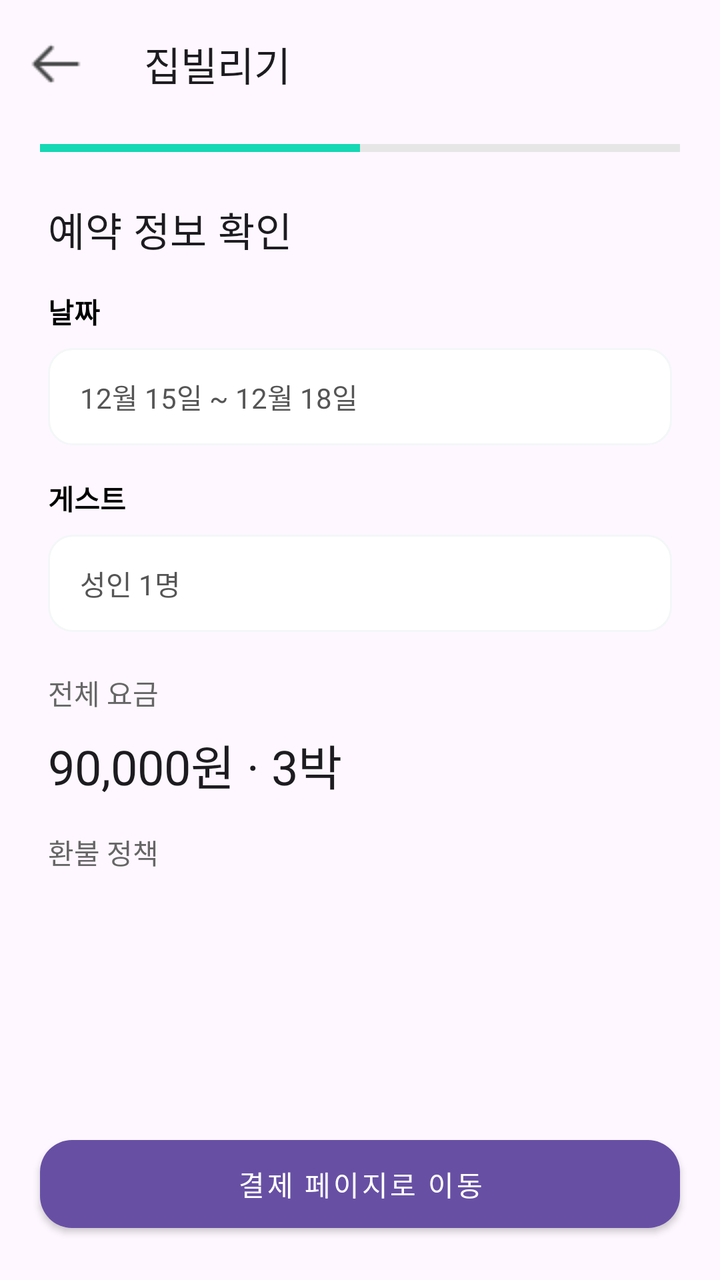
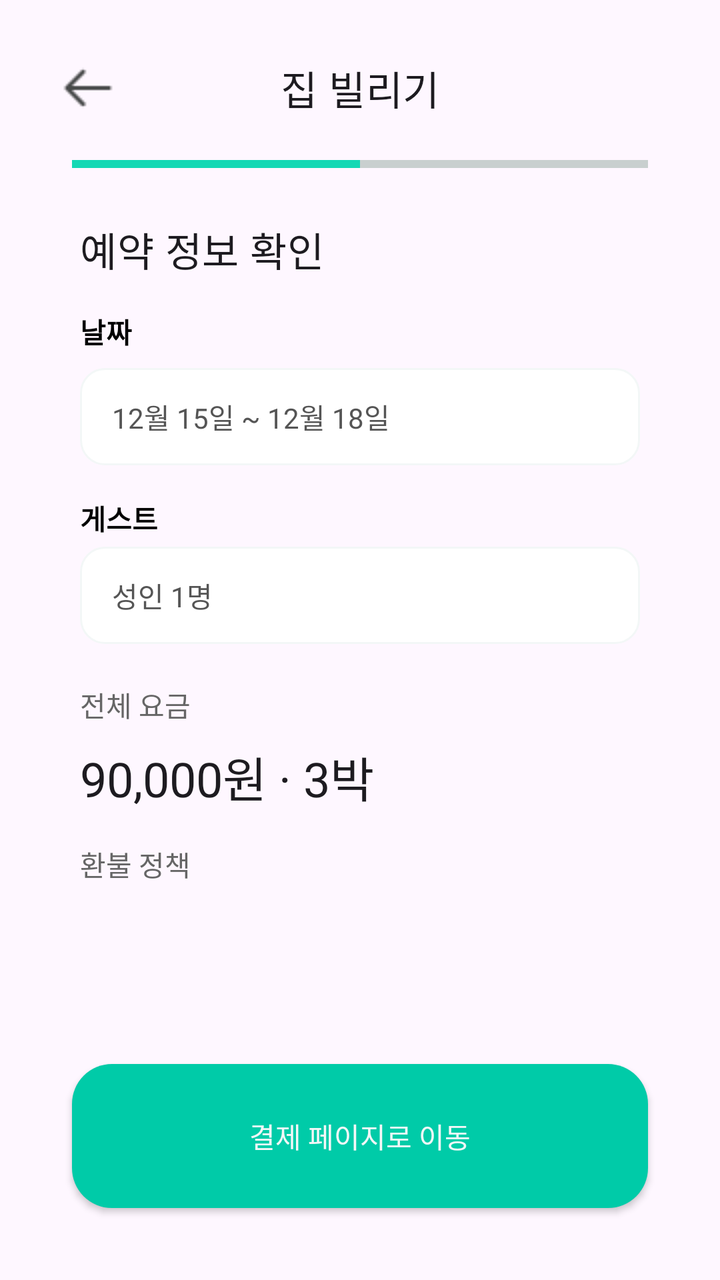

Before-and-after screenshots of an Android layout around one commit, followed by the original layout XML and the change that was made.
<!-- AndroidManifest.xml: application theme Theme.JJB20 -->
<!-- res/layout/activity_reserve.xml -->
<?xml version="1.0" encoding="utf-8"?>
<androidx.constraintlayout.widget.ConstraintLayout xmlns:android="http://schemas.android.com/apk/res/android"
    android:layout_width="match_parent"
    android:layout_height="match_parent"
    xmlns:app="http://schemas.android.com/apk/res-auto">

    <com.google.android.material.appbar.MaterialToolbar
        android:id="@+id/toolbar"
        style="@style/Widget.AppCompat.Toolbar"
        android:layout_width="0dp"
        android:layout_height="wrap_content"
        app:navigationIcon="@drawable/ic_back"
        app:title="집빌리기"
        app:layout_constraintTop_toTopOf="parent"
        app:layout_constraintStart_toStartOf="parent"
        app:layout_constraintEnd_toEndOf="parent"/>

    <LinearLayout
        android:id="@+id/progressRow"
        android:layout_width="0dp"
        android:layout_height="4dp"
        android:layout_marginTop="8dp"
        android:orientation="horizontal"
        app:layout_constraintTop_toBottomOf="@id/toolbar"
        app:layout_constraintStart_toStartOf="parent"
        app:layout_constraintEnd_toEndOf="parent"
        android:paddingStart="20dp"
        android:paddingEnd="20dp">

        <View
            android:layout_width="0dp"
            android:layout_height="4dp"
            android:layout_weight="1"
            android:background="#14D8B4"/>

        <View
            android:layout_width="0dp"
            android:layout_height="4dp"
            android:layout_weight="1"
            android:background="#E6E6E6"/>
    </LinearLayout>

    
    <TextView
        android:id="@+id/sectionTitle"
        android:layout_width="0dp"
        android:layout_height="wrap_content"
        android:layout_marginTop="24dp"
        android:text="예약 정보 확인"
        android:textAppearance="@style/TextAppearance.MaterialComponents.Headline6"
        android:paddingStart="24dp"
        android:paddingEnd="24dp"
        app:layout_constraintTop_toBottomOf="@id/progressRow"
        app:layout_constraintStart_toStartOf="parent"
        app:layout_constraintEnd_toEndOf="parent" />

    
    <TextView
        android:id="@+id/labelDate"
        android:layout_width="wrap_content"
        android:layout_height="wrap_content"
        android:text="날짜"
        android:textStyle="bold"
        android:textColor="#000000"
        android:layout_marginTop="16dp"
        android:paddingStart="24dp"
        android:paddingEnd="24dp"
        app:layout_constraintTop_toBottomOf="@id/sectionTitle"
        app:layout_constraintStart_toStartOf="parent" />

    <TextView
        android:id="@+id/textDate"
        android:layout_width="0dp"
        android:layout_height="wrap_content"
        android:layout_marginTop="8dp"
        android:layout_marginStart="24dp"
        android:layout_marginEnd="24dp"
        android:paddingVertical="14dp"
        android:paddingHorizontal="16dp"
        android:text="12월 15일 ~ 12월 18일"
        android:textColor="#555555"
        android:background="@drawable/edittext_border"
        app:layout_constraintTop_toBottomOf="@id/labelDate"
        app:layout_constraintStart_toStartOf="parent"
        app:layout_constraintEnd_toEndOf="parent" />

    
    <TextView
        android:id="@+id/labelGuest"
        android:layout_width="wrap_content"
        android:layout_height="wrap_content"
        android:text="게스트"
        android:textStyle="bold"
        android:textColor="#000000"
        android:layout_marginTop="16dp"
        android:paddingStart="24dp"
        android:paddingEnd="24dp"
        app:layout_constraintTop_toBottomOf="@id/textDate"
        app:layout_constraintStart_toStartOf="parent" />

    <TextView
        android:id="@+id/textGuest"
        android:layout_width="0dp"
        android:layout_height="wrap_content"
        android:layout_marginTop="8dp"
        android:layout_marginStart="24dp"
        android:layout_marginEnd="24dp"
        android:paddingVertical="14dp"
        android:paddingHorizontal="16dp"
        android:text="성인 1명"
        android:textColor="#555555"
        android:background="@drawable/edittext_border"
        app:layout_constraintTop_toBottomOf="@id/labelGuest"
        app:layout_constraintStart_toStartOf="parent"
        app:layout_constraintEnd_toEndOf="parent" />

    
    <TextView
        android:id="@+id/priceLabel"
        android:layout_width="0dp"
        android:layout_height="wrap_content"
        android:layout_marginTop="20dp"
        android:text="전체 요금"
        android:textColor="#666666"
        android:paddingStart="24dp"
        android:paddingEnd="24dp"
        app:layout_constraintTop_toBottomOf="@id/textGuest"
        app:layout_constraintStart_toStartOf="parent"
        app:layout_constraintEnd_toEndOf="parent" />

    <TextView
        android:id="@+id/priceValue"
        android:layout_width="0dp"
        android:layout_height="wrap_content"
        android:layout_marginTop="8dp"
        android:text="90,000원 · 3박"
        android:textAppearance="@style/TextAppearance.MaterialComponents.Headline5"
        android:paddingStart="24dp"
        android:paddingEnd="24dp"
        app:layout_constraintTop_toBottomOf="@id/priceLabel"
        app:layout_constraintStart_toStartOf="parent"
        app:layout_constraintEnd_toEndOf="parent" />

    
    <TextView
        android:id="@+id/refundPolicy"
        android:layout_width="0dp"
        android:layout_height="wrap_content"
        android:layout_marginTop="16dp"
        android:text="환불 정책"
        android:textColor="#666666"
        android:paddingStart="24dp"
        android:paddingEnd="24dp"
        app:layout_constraintTop_toBottomOf="@id/priceValue"
        app:layout_constraintStart_toStartOf="parent"
        app:layout_constraintEnd_toEndOf="parent" />

    
    <com.google.android.material.button.MaterialButton
        android:id="@+id/btnGoPayment"
        style="@style/Widget.MaterialComponents.Button"
        android:layout_width="0dp"
        android:layout_height="56dp"
        android:layout_margin="20dp"
        android:text="결제 페이지로 이동"
        app:cornerRadius="16dp"
        app:layout_constraintBottom_toBottomOf="parent"
        app:layout_constraintStart_toStartOf="parent"
        app:layout_constraintEnd_toEndOf="parent" />
</androidx.constraintlayout.widget.ConstraintLayout>
<!-- resources referenced by this layout -->
<resources>
  <!-- drawable edittext_border (drawable) -->
  <?xml version="1.0" encoding="utf-8"?>
  <shape xmlns:android="http://schemas.android.com/apk/res/android"
      android:shape="rectangle">
  
      
      <solid android:color="#FFFFFF" />
  
      
      <stroke
          android:color="@color/basic1"
      android:width="1dp" />
  
      
      <corners android:radius="12dp" />
  
      
      <padding
          android:left="8dp"
          android:right="8dp"
          android:top="6dp"
          android:bottom="6dp" />
  </shape>
  <!-- drawable ic_back: png bitmap (drawable, 341 bytes) -->
  <style name="Theme.JJB20" parent="Base.Theme.JJB20" />
  <color name="basic1">#F3F7F7</color>
  <style name="Base.Theme.JJB20" parent="Theme.Material3.DayNight.NoActionBar">
          
          
      </style>
</resources>

<!-- the commit's change to res/layout/activity_reserve.xml (unified diff, before → after) -->
@@ -2,44 +2,60 @@
 <androidx.constraintlayout.widget.ConstraintLayout xmlns:android="http://schemas.android.com/apk/res/android"
     android:layout_width="match_parent"
     android:layout_height="match_parent"
-    xmlns:app="http://schemas.android.com/apk/res-auto">
+    xmlns:app="http://schemas.android.com/apk/res-auto"
+    android:padding="16dp"
+    >
 
+    
     <com.google.android.material.appbar.MaterialToolbar
         android:id="@+id/toolbar"
-        style="@style/Widget.AppCompat.Toolbar"
+        style="@style/Widget.MaterialComponents.Toolbar"
         android:layout_width="0dp"
         android:layout_height="wrap_content"
         app:navigationIcon="@drawable/ic_back"
-        app:title="집빌리기"
+        app:title="집 빌리기"
+        app:titleCentered="true"
         app:layout_constraintTop_toTopOf="parent"
         app:layout_constraintStart_toStartOf="parent"
-        app:layout_constraintEnd_toEndOf="parent"/>
+        app:layout_constraintEnd_toEndOf="parent" />
 
+    
     <LinearLayout
         android:id="@+id/progressRow"
         android:layout_width="0dp"
-        android:layout_height="4dp"
+        android:layout_height="6dp"
         android:layout_marginTop="8dp"
         android:orientation="horizontal"
+        android:paddingStart="20dp"
+        android:paddingEnd="20dp"
         app:layout_constraintTop_toBottomOf="@id/toolbar"
         app:layout_constraintStart_toStartOf="parent"
-        app:layout_constraintEnd_toEndOf="parent"
-        android:paddingStart="20dp"
-        android:paddingEnd="20dp">
+        app:layout_constraintEnd_toEndOf="parent">
 
         <View
             android:layout_width="0dp"
             android:layout_height="4dp"
             android:layout_weight="1"
-            android:background="#14D8B4"/>
+            android:background="#14D8B4" />
 
         <View
             android:layout_width="0dp"
             android:layout_height="4dp"
             android:layout_weight="1"
-            android:background="#E6E6E6"/>
+            android:background="#14D8B4" />
+
+        <View
+            android:layout_width="0dp"
+            android:layout_height="4dp"
+            android:layout_weight="1"
+            android:background="@color/basic2" />
+
+        <View
+            android:layout_width="0dp"
+            android:layout_height="4dp"
+            android:layout_weight="1"
+            android:background="@color/basic2" />
     </LinearLayout>
-
     
     <TextView
         android:id="@+id/sectionTitle"
@@ -98,23 +114,24 @@
         app:layout_constraintTop_toBottomOf="@id/textDate"
         app:layout_constraintStart_toStartOf="parent" />
 
+    
     <TextView
         android:id="@+id/textGuest"
         android:layout_width="0dp"
         android:layout_height="wrap_content"
-        android:layout_marginTop="8dp"
         android:layout_marginStart="24dp"
+        android:layout_marginTop="4dp"
         android:layout_marginEnd="24dp"
+        android:background="@drawable/edittext_border"
+        android:paddingHorizontal="16dp"
         android:paddingVertical="14dp"
-        android:paddingHorizontal="16dp"
         android:text="성인 1명"
         android:textColor="#555555"
-        android:background="@drawable/edittext_border"
-        app:layout_constraintTop_toBottomOf="@id/labelGuest"
+        app:layout_constraintEnd_toEndOf="parent"
+        app:layout_constraintHorizontal_bias="0.0"
         app:layout_constraintStart_toStartOf="parent"
-        app:layout_constraintEnd_toEndOf="parent" />
+        app:layout_constraintTop_toBottomOf="@id/labelGuest" />
 
-    
     <TextView
         android:id="@+id/priceLabel"
         android:layout_width="0dp"
@@ -156,14 +173,16 @@
         app:layout_constraintEnd_toEndOf="parent" />
 
     
-    <com.google.android.material.button.MaterialButton
-        android:id="@+id/btnGoPayment"
-        style="@style/Widget.MaterialComponents.Button"
+    <androidx.appcompat.widget.AppCompatButton
+        android:id="@+id/btnNext"
         android:layout_width="0dp"
-        android:layout_height="56dp"
+        android:layout_height="72dp"
         android:layout_margin="20dp"
         android:text="결제 페이지로 이동"
         app:cornerRadius="16dp"
+        android:background="@drawable/btn_mainbtn"
+        android:textColor="@color/basic1"
+        app:layout_constraintTop_toBottomOf="@id/calendarView"
         app:layout_constraintBottom_toBottomOf="parent"
         app:layout_constraintStart_toStartOf="parent"
         app:layout_constraintEnd_toEndOf="parent" />
<!-- resource entries referenced after the edit -->
@@ -25,7 +25,23 @@
   </shape>
   <!-- drawable ic_back: png bitmap (drawable, 341 bytes) -->
   <style name="Theme.JJB20" parent="Base.Theme.JJB20" />
+  <color name="mainColor1">#00CBA8</color>
   <color name="basic1">#F3F7F7</color>
+  <color name="basic2">#C9CFCF</color>
+  <!-- drawable btn_mainbtn (drawable) -->
+  <?xml version="1.0" encoding="utf-8"?>
+  <shape xmlns:android="http://schemas.android.com/apk/res/android"
+      android:shape="rectangle">
+  
+      
+      <solid android:color="@color/mainColor1" />
+  
+  
+  
+      
+      <corners android:radius="20dp" />
+  
+  </shape>
   <style name="Base.Theme.JJB20" parent="Theme.Material3.DayNight.NoActionBar">
           
           
